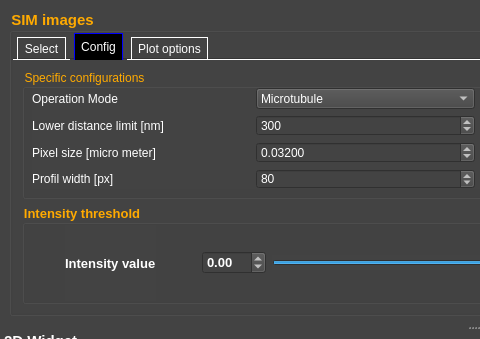
Above: src/gui/random.ui from super-resolution/lineprofiler before the change; both pictures show x 0 to 480 and y 0 to 339 of the 951 by 800 pixel window. Below: the same form after it.
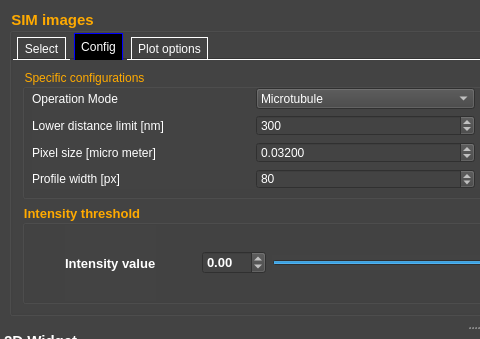
That is the form after the change. The open tabs and pages were chosen to show the change. Icons and pictures are not drawn.

```diff
--- a/src/gui/random.ui
+++ b/src/gui/random.ui
@@ -484,7 +484,7 @@
                   <item row="3" column="0">
                    <widget class="QLabel" name="label_4">
                     <property name="text">
-                     <string>Profil width [px]</string>
+                     <string>Profile width [px]</string>
                     </property>
                    </widget>
                   </item>
```
